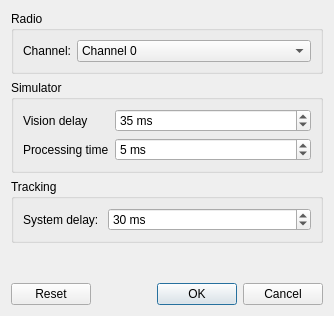
This is src/ra/configdialog.ui in robotics-erlangen/framework as Qt 5 draws it before an edit. The edited form follows.
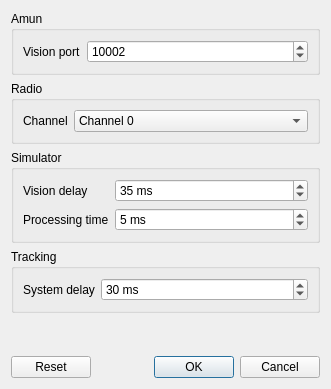
This is the edited form.

Diff of the .ui file:
```diff
--- a/src/ra/configdialog.ui
+++ b/src/ra/configdialog.ui
@@ -6,14 +6,43 @@
    <rect>
     <x>0</x>
     <y>0</y>
-    <width>334</width>
-    <height>316</height>
+    <width>331</width>
+    <height>389</height>
    </rect>
   </property>
   <property name="windowTitle">
    <string>Configuration</string>
   </property>
   <layout class="QVBoxLayout" name="verticalLayout">
+   <item>
+    <widget class="QGroupBox" name="groupBox_4">
+     <property name="title">
+      <string>Amun</string>
+     </property>
+     <layout class="QFormLayout" name="formLayout_4">
+      <item row="0" column="0">
+       <widget class="QLabel" name="label_5">
+        <property name="text">
+         <string>Vision port</string>
+        </property>
+       </widget>
+      </item>
+      <item row="0" column="1">
+       <widget class="QSpinBox" name="visionPort">
+        <property name="minimum">
+         <number>1</number>
+        </property>
+        <property name="maximum">
+         <number>65535</number>
+        </property>
+        <property name="value">
+         <number>10002</number>
+        </property>
+       </widget>
+      </item>
+     </layout>
+    </widget>
+   </item>
    <item>
     <widget class="QGroupBox" name="groupBox">
      <property name="title">
@@ -23,7 +52,7 @@
       <item row="0" column="0">
        <widget class="QLabel" name="label">
         <property name="text">
-         <string>Channel:</string>
+         <string>Channel</string>
         </property>
        </widget>
       </item>
@@ -169,7 +198,7 @@
       <item row="0" column="0">
        <widget class="QLabel" name="label_2">
         <property name="text">
-         <string>System delay: </string>
+         <string>System delay</string>
         </property>
        </widget>
       </item>
```
